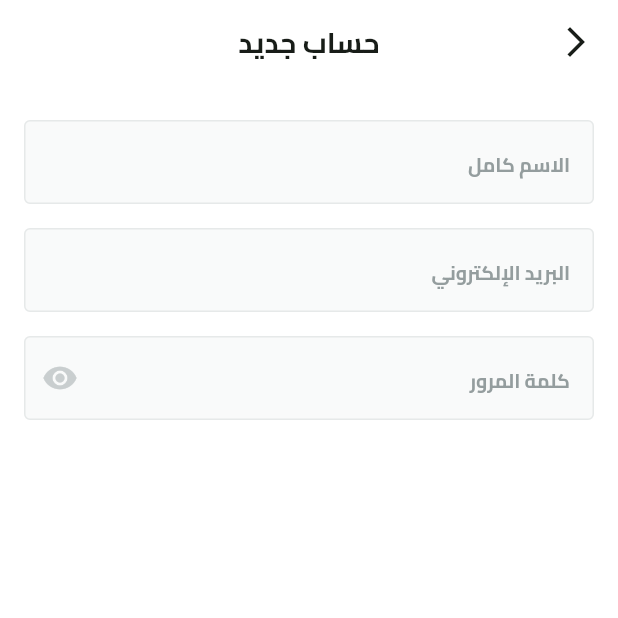
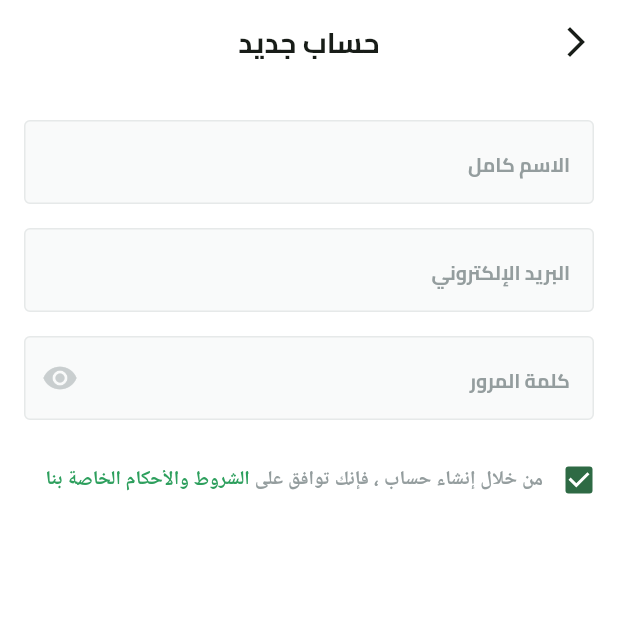
Before and after one commit to Eng-Mosad-99/Fruit-Hub, a Flutter app: the SignUpView screen opened by its route, on a phone screen of 412 x 824 dp, the top half of it. Run offline on Flutter 3.47's test engine with Material 3 defaults, Android fonts, the phone set to English and light mode, and no system bars; our stand-ins replace dots_indicator, shared_preferences; missing offline and left inert: svg_flutter; accounts and stored records are empty.

Commit message:
finish sing up ui part 3

```diff
--- a/lib/features/auth/presentation/views/widgets/sign_up_view_body.dart
+++ b/lib/features/auth/presentation/views/widgets/sign_up_view_body.dart
@@ -1,5 +1,6 @@
 import 'package:flutter/material.dart';
 import 'package:fruit_hub/core/widgets/custom_text_field.dart';
+import 'package:fruit_hub/features/auth/presentation/views/widgets/terms_and_conditions.dart';
 import '../../../../../constants.dart';
 
 class SignUpViewBody extends StatelessWidget {
@@ -37,6 +38,10 @@ class SignUpViewBody extends StatelessWidget {
                 color: Color(0xffC9CECF),
               ),
             ),
+            SizedBox(
+              height: 16,
+            ),
+            TermsAndConditions(),
           ],
         ),
       ),
--- /dev/null
+++ b/lib/features/auth/presentation/views/widgets/terms_and_conditions.dart
@@ -0,0 +1,75 @@
+
+import 'package:flutter/material.dart';
+import 'package:fruit_hub/constants.dart';
+import 'package:fruit_hub/core/utils/app_colors.dart';
+
+import '../../../../../core/utils/app_text_styles.dart';
+
+class TermsAndConditions extends StatelessWidget {
+  const TermsAndConditions({super.key});
+
+  @override
+  Widget build(BuildContext context) {
+    return Transform.translate(
+      offset: const Offset(14, 0),
+      child: Row(
+        children: [
+          Checkbox(
+            value: true,
+            onChanged: (value) {},
+          ),
+          SizedBox(
+            width: MediaQuery.sizeOf(context).width - (kHorizontalPadding * 2) - 48,
+            child: Text.rich(
+              TextSpan(
+                text: 'من خلال إنشاء حساب ، فإنك توافق على ',
+                style: TextStyles.semiBold13.copyWith(
+                  color: const Color(0xff949D9E),
+                ),
+                children: <TextSpan>[
+                  TextSpan(
+                    text: 'الشروط والأحكام الخاصة بنا',
+                    style: TextStyles.semiBold13.copyWith(
+                      color: AppColors.lightPrimaryColor,
+                    ),
+                  ),
+                ],
+            )),
+          )
+        ],
+      ),
+    );
+  }
+}
+
+
+// class TermsAndConditions extends StatelessWidget {
+//   const TermsAndConditions({super.key});
+
+//   @override
+//   Widget build(BuildContext context) {
+//     return Row(
+//       children: [
+//         Checkbox(
+//           value: true,
+//           onChanged: (value) {},
+//         ),
+//         Text.rich(
+//           TextSpan(
+//             text: 'من خلال إنشاء حساب ، فإنك توافق على ',
+//             style: TextStyles.semiBold13.copyWith(
+//               color: const Color(0xff949D9E),
+//             ),
+//             children: <TextSpan>[
+//               TextSpan(
+//                 text: 'الشروط \n والأحكام الخاصة بنا',
+//                 style: TextStyles.semiBold13.copyWith(
+//                   color: AppColors.lightPrimaryColor,
+//                 ),
+//               ),
+//             ],
+//         ))
+//       ],
+//     );
+//   }
+// }
```
